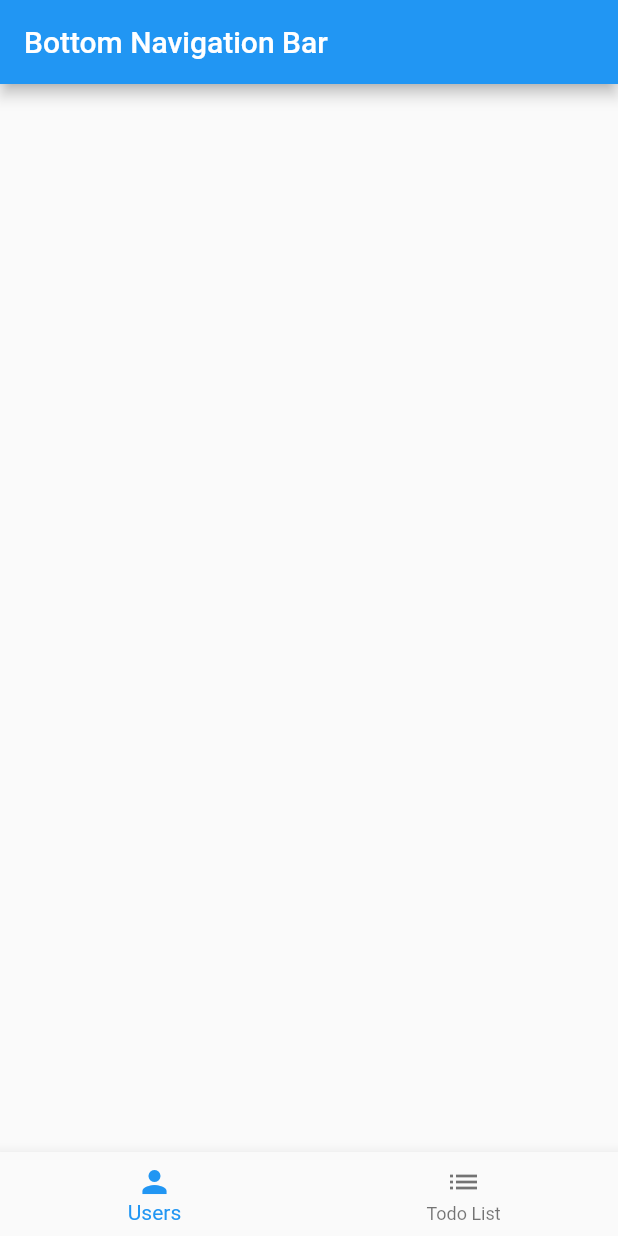
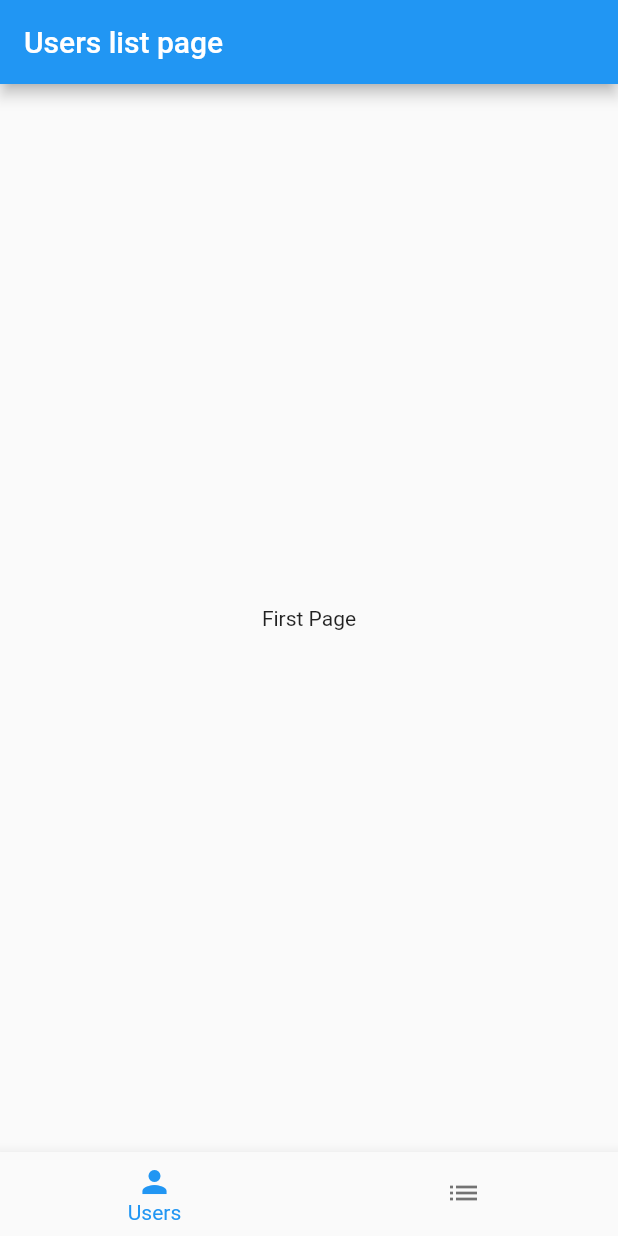
Before and after one commit to sevggii/flutter_application_4, a Flutter app: the screen it shows after launch, on a phone screen of 412 x 824 dp. Run offline on Flutter 3.47's test engine with Material 2 defaults, Android fonts, the phone set to English and light mode, and no system bars.

Commit message:
added 2 pages to navigatorPages

```diff
--- a/lib/pages/navigatorPage.dart
+++ b/lib/pages/navigatorPage.dart
@@ -1,4 +1,6 @@
 import 'package:flutter/material.dart';
+import 'package:flutter_application_4/pages/todolistPage.dart';
+import 'package:flutter_application_4/pages/usersPage.dart';
 
 class navigatorPage extends StatefulWidget {
   const navigatorPage({super.key});
@@ -9,13 +11,25 @@ class navigatorPage extends StatefulWidget {
 
 class _navigatorPageState extends State<navigatorPage> {
   int myIndex = 0;
+  List<Widget> widgetList=const [
+    usersPage(),//Text('Users', style: TextStyle(fontSize: 40)),
+    todolistPage(),//Text('Todo List', style: TextStyle(fontSize: 40)),
+  ];
   @override
   Widget build(BuildContext context) {
     return Scaffold(
-      appBar: AppBar(
-        title: const Text('Bottom Navigation Bar'),
-      ),
+      body:  IndexedStack(
+        children: widgetList,
+        index: myIndex,
+        ),
+     // appBar: AppBar(
+       // title: const Text('Bottom Navigation Bar'),
+      //),
       bottomNavigationBar: BottomNavigationBar(
+        //showSelectedLabels: false,
+        showUnselectedLabels: false,
+        //backgroundColor: Colors.indigo,
+        type: BottomNavigationBarType.fixed,//shifting,
         onTap: (index){
           setState(() {
             myIndex=index;
@@ -26,11 +40,13 @@ class _navigatorPageState extends State<navigatorPage> {
         BottomNavigationBarItem(
           icon: Icon(Icons.person),
           label: 'Users',
+          //backgroundColor: Colors.amber
         ),
 
         BottomNavigationBarItem(
           icon: Icon(Icons.list),
-          label: 'Todo List'
+          label: 'Todo List',
+          //backgroundColor: Colors.indigo
         ),
       ],
       ),
--- a/lib/pages/todolistPage.dart
+++ b/lib/pages/todolistPage.dart
@@ -0,0 +1,15 @@
+import 'package:flutter/material.dart';
+
+class todolistPage extends StatelessWidget {
+  const todolistPage({super.key});
+
+  @override
+  Widget build(BuildContext context) {
+    return Scaffold(
+      appBar: AppBar(
+        title: const Text('Todo list page')
+      ),
+      body: Center(child: const Text('Second Page')),
+    );
+  }
+}
--- a/lib/pages/usersPage.dart
+++ b/lib/pages/usersPage.dart
@@ -0,0 +1,15 @@
+import 'package:flutter/material.dart';
+
+class usersPage extends StatelessWidget {
+  const usersPage({super.key});
+
+  @override
+  Widget build(BuildContext context) {
+    return Scaffold(
+      appBar: AppBar(
+        title: const Text('Users list page')
+      ),
+      body: Center(child: const Text('First Page')),
+    );
+  }
+}
```
